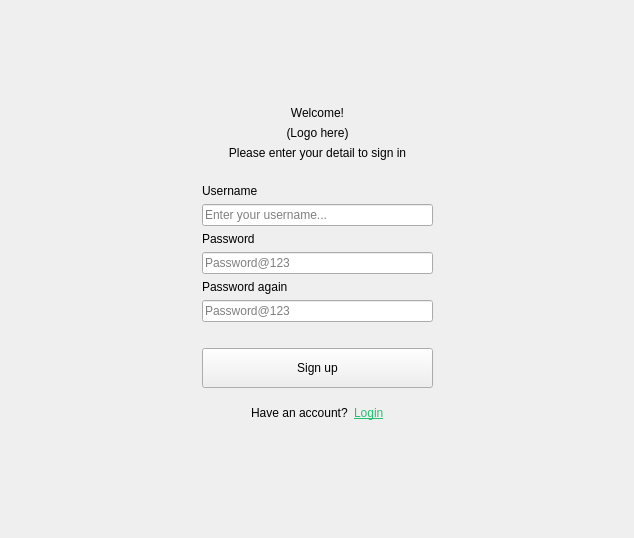
DamPhuQuy/Scientific-Article-Management, file src/components/widgets/login/signupform.ui: the form before one commit.
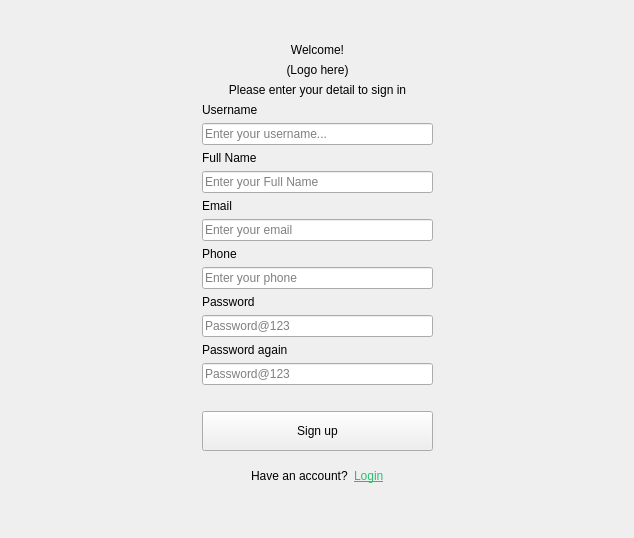
The form after the commit.

What changed in the file:
```diff
--- a/src/components/widgets/login/signupform.ui
+++ b/src/components/widgets/login/signupform.ui
@@ -126,6 +126,48 @@
         </property>
        </widget>
       </item>
+      <item>
+       <widget class="QLabel" name="fullnameLabel">
+        <property name="text">
+         <string>Full Name</string>
+        </property>
+       </widget>
+      </item>
+      <item>
+       <widget class="QLineEdit" name="fullnameEdit">
+        <property name="placeholderText">
+         <string>Enter your Full Name</string>
+        </property>
+       </widget>
+      </item>
+      <item>
+       <widget class="QLabel" name="emailLabel">
+        <property name="text">
+         <string>Email</string>
+        </property>
+       </widget>
+      </item>
+      <item>
+       <widget class="QLineEdit" name="emailEdit">
+        <property name="placeholderText">
+         <string>Enter your email</string>
+        </property>
+       </widget>
+      </item>
+      <item>
+       <widget class="QLabel" name="phoneLabel">
+        <property name="text">
+         <string>Phone</string>
+        </property>
+       </widget>
+      </item>
+      <item>
+       <widget class="QLineEdit" name="phoneEdit">
+        <property name="placeholderText">
+         <string>Enter your phone</string>
+        </property>
+       </widget>
+      </item>
       <item>
        <widget class="QLabel" name="passwordLabel">
         <property name="text">
```
